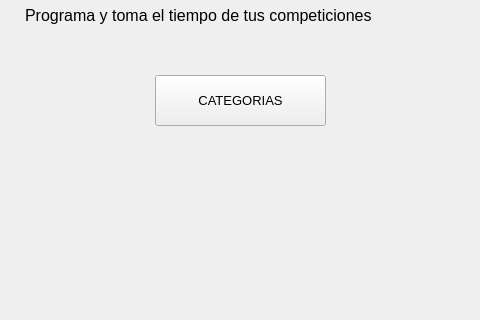
Before: the Qt Designer form qt/main_window.ui in germang2/CrossfitTimer, drawn with Qt 5; both pictures show x 145 to 625 and y 165 to 485 of the 800 by 600 pixel window.
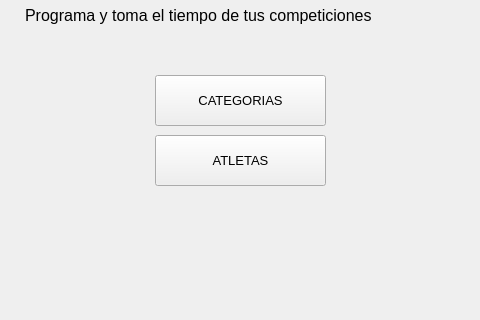
After: the same form once the commit is applied.

```diff
--- a/qt/main_window.ui
+++ b/qt/main_window.ui
@@ -68,6 +68,24 @@
      <string>CATEGORIAS</string>
     </property>
    </widget>
+   <widget class="QPushButton" name="btn_open_atletes">
+    <property name="geometry">
+     <rect>
+      <x>300</x>
+      <y>300</y>
+      <width>171</width>
+      <height>51</height>
+     </rect>
+    </property>
+    <property name="font">
+     <font>
+      <pointsize>10</pointsize>
+     </font>
+    </property>
+    <property name="text">
+     <string>ATLETAS</string>
+    </property>
+   </widget>
   </widget>
   <widget class="QMenuBar" name="menubar">
    <property name="geometry">
```
